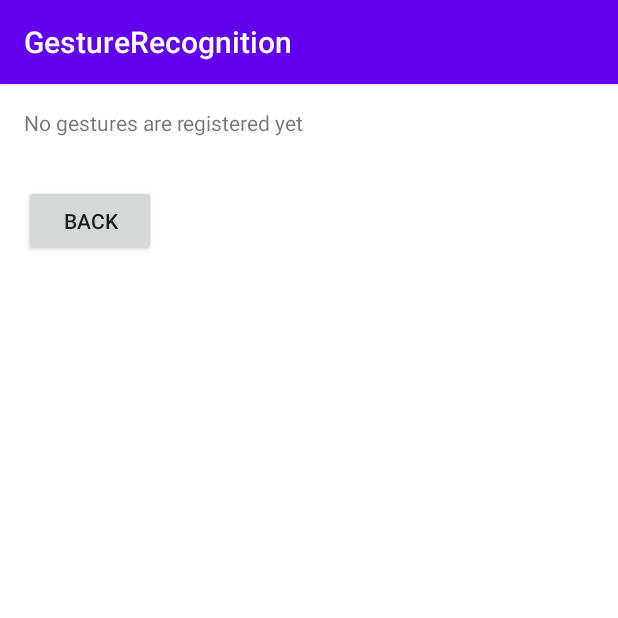
After one commit to truecuozzo98/GestureRecognition, an Android app: the fragment GestureListFragment placed in its activity, on a phone screen of 412 x 824 dp, the top half of it. The commit adds this screen. Run offline under Robolectric (Android 15) with nearby library versions, the phone set to English and light mode, and no system bars; libraries missing offline, so code that uses them is left out: com.mbientlab.metawear, net.ozaydin.serkan; 5 statements that could not run were skipped.

Commit message:
Implementata lista gesture

```diff
--- a/app/build.gradle
+++ b/app/build.gradle
@@ -39,6 +39,7 @@ dependencies {
     implementation 'androidx.appcompat:appcompat:1.2.0'
     implementation 'androidx.constraintlayout:constraintlayout:2.0.4'
     implementation 'androidx.recyclerview:recyclerview:1.1.0'
+    implementation 'androidx.legacy:legacy-support-v4:1.0.0'
     testImplementation 'junit:junit:4.12'
     androidTestImplementation 'androidx.test.ext:junit:1.1.2'
     androidTestImplementation 'androidx.test.espresso:espresso-core:3.3.0'
--- /dev/null
+++ b/app/src/main/java/com/example/gesturerecognition/GestureListFragment.java
@@ -0,0 +1,70 @@
+package com.example.gesturerecognition;
+
+import android.os.Bundle;
+
+import androidx.fragment.app.Fragment;
+import androidx.fragment.app.FragmentTransaction;
+
+import android.util.Log;
+import android.view.LayoutInflater;
+import android.view.View;
+import android.view.ViewGroup;
+import android.widget.Button;
+import android.widget.TextView;
+
+import org.json.JSONException;
+import org.json.JSONObject;
+
+import java.math.BigDecimal;
+import java.util.ArrayList;
+
+public class GestureListFragment extends Fragment {
+    public GestureListFragment() { /*Required empty public constructor*/ }
+
+    @Override
+    public void onCreate(Bundle savedInstanceState) {
+        super.onCreate(savedInstanceState);
+    }
+
+    @Override
+    public View onCreateView(LayoutInflater inflater, ViewGroup container,
+                             Bundle savedInstanceState) {
+        View view = inflater.inflate(R.layout.fragment_gesture_list, container, false);
+        Button back = view.findViewById(R.id.back);
+        back.setOnClickListener(v -> removeFragment("gestureListFragment"));
+
+        String nl = System.getProperty("line.separator");
+        TextView gesture_list_tv = view.findViewById(R.id.gesture_list_tv);
+        StringBuilder s = new StringBuilder();
+
+        if(MainActivity.all_gesture_list.isEmpty()){
+            gesture_list_tv.setText("No gestures are registered yet");
+        } else {
+            gesture_list_tv.setText("");
+
+            for(JSONObject x : MainActivity.all_gesture_list ) {
+                try {
+                    s.append(x.getString("date")).append(nl);
+
+                    ArrayList<Gesture> arrayListGesture = (ArrayList<Gesture>) x.get("gesture_list");
+                    for(Gesture g : arrayListGesture) {
+                        s.append(g.toStringRoundedDecimal()).append(nl);
+                    }
+                } catch (JSONException e) {
+                    e.printStackTrace();
+                }
+                gesture_list_tv.setText(s.append(nl).append(nl));
+            }
+        }
+
+        return view;
+    }
+
+    public void removeFragment(String tag) {
+        Fragment fragment = getFragmentManager().findFragmentByTag(tag);
+        FragmentTransaction transaction = getFragmentManager().beginTransaction();
+        transaction.remove(fragment).commit();
+    }
+
+
+}
--- a/app/src/main/res/layout/activity_main.xml
+++ b/app/src/main/res/layout/activity_main.xml
@@ -13,9 +13,7 @@
         android:layout_height="match_parent"
         android:background="@android:color/transparent"
         android:elevation="10dp"
-        tools:layout_editor_absoluteY="63dp">
-
-    </FrameLayout>
+        tools:layout_editor_absoluteY="63dp"/>
 
     <LinearLayout
         android:layout_width="match_parent"
@@ -95,7 +93,7 @@
 
         <androidx.constraintlayout.widget.ConstraintLayout
             android:layout_width="match_parent"
-            android:layout_height="match_parent"
+            android:layout_height="wrap_content"
             android:layout_marginTop="20dp">
 
             <TextView
@@ -127,6 +125,13 @@
                 app:layout_constraintTop_toBottomOf="@+id/textView3" />
         </androidx.constraintlayout.widget.ConstraintLayout>
 
+        <Button
+            android:id="@+id/gesture_list_button"
+            android:layout_width="match_parent"
+            android:layout_height="wrap_content"
+            android:layout_marginTop="20dp"
+            android:text="go to gesture list" />
+
     </LinearLayout>
 
 </androidx.constraintlayout.widget.ConstraintLayout>
--- /dev/null
+++ b/app/src/main/res/layout/fragment_gesture_list.xml
@@ -0,0 +1,34 @@
+<?xml version="1.0" encoding="utf-8"?>
+<androidx.constraintlayout.widget.ConstraintLayout xmlns:android="http://schemas.android.com/apk/res/android"
+    xmlns:app="http://schemas.android.com/apk/res-auto"
+    xmlns:tools="http://schemas.android.com/tools"
+    android:id="@+id/constraintLayoutMain"
+    android:layout_width="match_parent"
+    android:layout_height="match_parent"
+    android:background="@color/white"
+    android:clickable="true"
+    tools:context=".MainActivity">
+
+    <TextView
+        android:id="@+id/gesture_list_tv"
+        android:layout_width="0dp"
+        android:layout_height="wrap_content"
+        android:layout_marginStart="16dp"
+        android:layout_marginTop="16dp"
+        android:layout_marginEnd="16dp"
+        android:text="No gestures are registered yet"
+        app:layout_constraintEnd_toEndOf="parent"
+        app:layout_constraintStart_toStartOf="parent"
+        app:layout_constraintTop_toTopOf="parent" />
+
+    <Button
+        android:id="@+id/back"
+        android:layout_width="wrap_content"
+        android:layout_height="wrap_content"
+        android:layout_marginStart="16dp"
+        android:layout_marginTop="32dp"
+        android:text="Back"
+        app:layout_constraintStart_toStartOf="parent"
+        app:layout_constraintTop_toBottomOf="@+id/gesture_list_tv" />
+
+</androidx.constraintlayout.widget.ConstraintLayout>
--- a/app/src/main/res/values/strings.xml
+++ b/app/src/main/res/values/strings.xml
@@ -3,4 +3,6 @@
     <string name="ble_not_supported">Bluetooth Low Energy not supported on this device</string>
     <string name="fragment_ble_no_devices_found">No BLE devices found! Try to scan again.</string>
     <string name="fragment_ble_available_devices">Available devices</string>
+    <!-- TODO: Remove or change this placeholder text -->
+    <string name="hello_blank_fragment">Hello blank fragment</string>
 </resources>
```
Also changed, not shown: app/src/main/java/com/example/gesturerecognition/Gesture.java (+27 -3 lines), app/src/main/java/com/example/gesturerecognition/GestureRecognizer.java (+6 -9 lines), app/src/main/java/com/example/gesturerecognition/MainActivity.java (+50 -8 lines).
